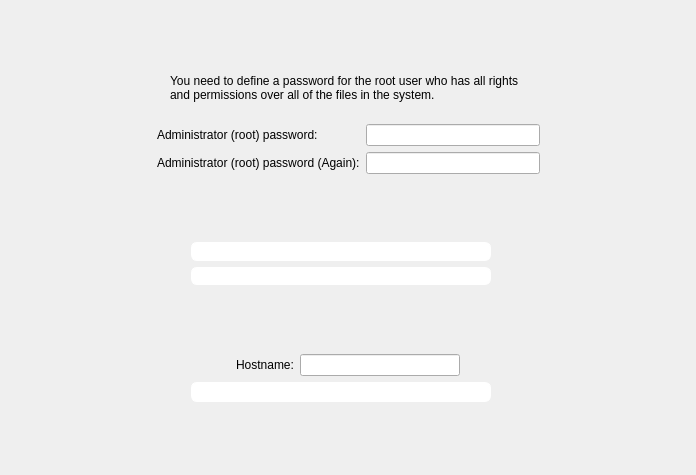
pars-linux/uludag, file yali-proximate/yali/gui/Ui/rootpasswidget.ui: the form before one commit.
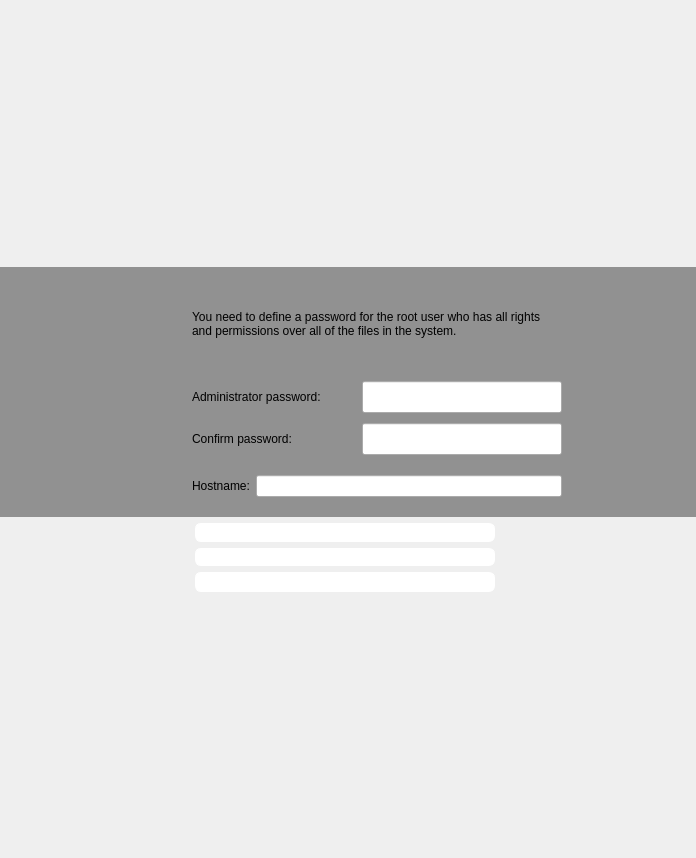
The form after the commit. Icons and pictures are not drawn.

The edit to the form file:
```diff
--- a/yali-proximate/yali/gui/Ui/rootpasswidget.ui
+++ b/yali-proximate/yali/gui/Ui/rootpasswidget.ui
@@ -7,13 +7,16 @@
     <x>0</x>
     <y>0</y>
     <width>696</width>
-    <height>475</height>
+    <height>858</height>
    </rect>
   </property>
   <property name="windowTitle">
    <string>Form1</string>
   </property>
   <layout class="QGridLayout">
+   <property name="margin">
+    <number>0</number>
+   </property>
    <item row="0" column="1">
     <spacer>
      <property name="orientation">
@@ -30,174 +33,6 @@
      </property>
     </spacer>
    </item>
-   <item row="1" column="0" colspan="3">
-    <layout class="QGridLayout">
-     <item row="0" column="0">
-      <spacer>
-       <property name="orientation">
-        <enum>Qt::Horizontal</enum>
-       </property>
-       <property name="sizeType">
-        <enum>QSizePolicy::Expanding</enum>
-       </property>
-       <property name="sizeHint" stdset="0">
-        <size>
-         <width>21</width>
-         <height>20</height>
-        </size>
-       </property>
-      </spacer>
-     </item>
-     <item row="0" column="1">
-      <widget class="QLabel" name="pix">
-       <property name="sizePolicy">
-        <sizepolicy hsizetype="Fixed" vsizetype="Preferred">
-         <horstretch>0</horstretch>
-         <verstretch>0</verstretch>
-        </sizepolicy>
-       </property>
-       <property name="text">
-        <string/>
-       </property>
-       <property name="pixmap">
-        <pixmap resource="../../data.qrc">:/gui/pics/admin.png</pixmap>
-       </property>
-       <property name="alignment">
-        <set>Qt::AlignCenter</set>
-       </property>
-       <property name="wordWrap">
-        <bool>false</bool>
-       </property>
-      </widget>
-     </item>
-     <item row="0" column="2">
-      <widget class="QLabel" name="textLabel1">
-       <property name="sizePolicy">
-        <sizepolicy hsizetype="Fixed" vsizetype="Preferred">
-         <horstretch>0</horstretch>
-         <verstretch>0</verstretch>
-        </sizepolicy>
-       </property>
-       <property name="minimumSize">
-        <size>
-         <width>370</width>
-         <height>0</height>
-        </size>
-       </property>
-       <property name="text">
-        <string>&lt;p align=&quot;left&quot;&gt;You need to define a password for the root user who has all rights and permissions over all of the files in the system.&lt;/p&gt;</string>
-       </property>
-       <property name="alignment">
-        <set>Qt::AlignLeading|Qt::AlignLeft|Qt::AlignVCenter</set>
-       </property>
-       <property name="wordWrap">
-        <bool>true</bool>
-       </property>
-      </widget>
-     </item>
-     <item row="0" column="3">
-      <spacer>
-       <property name="orientation">
-        <enum>Qt::Horizontal</enum>
-       </property>
-       <property name="sizeType">
-        <enum>QSizePolicy::Expanding</enum>
-       </property>
-       <property name="sizeHint" stdset="0">
-        <size>
-         <width>21</width>
-         <height>20</height>
-        </size>
-       </property>
-      </spacer>
-     </item>
-     <item row="1" column="2">
-      <spacer>
-       <property name="orientation">
-        <enum>Qt::Vertical</enum>
-       </property>
-       <property name="sizeType">
-        <enum>QSizePolicy::Fixed</enum>
-       </property>
-       <property name="sizeHint" stdset="0">
-        <size>
-         <width>20</width>
-         <height>16</height>
-        </size>
-       </property>
-      </spacer>
-     </item>
-     <item row="2" column="1" colspan="2">
-      <layout class="QGridLayout">
-       <item row="1" column="1">
-        <widget class="QLineEdit" name="pass2">
-         <property name="maximumSize">
-          <size>
-           <width>200</width>
-           <height>32767</height>
-          </size>
-         </property>
-         <property name="inputMask">
-          <string/>
-         </property>
-         <property name="echoMode">
-          <enum>QLineEdit::Password</enum>
-         </property>
-        </widget>
-       </item>
-       <item row="0" column="0">
-        <widget class="QLabel" name="textLabel3">
-         <property name="text">
-          <string>Administrator (root) password:</string>
-         </property>
-         <property name="wordWrap">
-          <bool>false</bool>
-         </property>
-        </widget>
-       </item>
-       <item row="1" column="0">
-        <widget class="QLabel" name="textLabel3_2">
-         <property name="text">
-          <string>Administrator (root) password (Again):</string>
-         </property>
-         <property name="wordWrap">
-          <bool>false</bool>
-         </property>
-        </widget>
-       </item>
-       <item row="0" column="1">
-        <widget class="QLineEdit" name="pass1">
-         <property name="maximumSize">
-          <size>
-           <width>200</width>
-           <height>32767</height>
-          </size>
-         </property>
-         <property name="inputMask">
-          <string/>
-         </property>
-         <property name="echoMode">
-          <enum>QLineEdit::Password</enum>
-         </property>
-        </widget>
-       </item>
-      </layout>
-     </item>
-    </layout>
-   </item>
-   <item row="2" column="1">
-    <spacer>
-     <property name="orientation">
-      <enum>Qt::Vertical</enum>
-     </property>
-     <property name="sizeHint" stdset="0">
-      <size>
-       <width>20</width>
-       <height>40</height>
-      </size>
-     </property>
-    </spacer>
-   </item>
    <item row="3" column="0">
     <spacer>
      <property name="orientation">
@@ -330,86 +165,7 @@
      </property>
     </spacer>
    </item>
-   <item row="4" column="1">
-    <spacer>
-     <property name="orientation">
-      <enum>Qt::Vertical</enum>
-     </property>
-     <property name="sizeType">
-      <enum>QSizePolicy::Expanding</enum>
-     </property>
-     <property name="sizeHint" stdset="0">
-      <size>
-       <width>20</width>
-       <height>20</height>
-      </size>
-     </property>
-    </spacer>
-   </item>
-   <item row="5" column="0" colspan="3">
-    <layout class="QHBoxLayout">
-     <item>
-      <spacer>
-       <property name="orientation">
-        <enum>Qt::Horizontal</enum>
-       </property>
-       <property name="sizeType">
-        <enum>QSizePolicy::Expanding</enum>
-       </property>
-       <property name="sizeHint" stdset="0">
-        <size>
-         <width>71</width>
-         <height>20</height>
-        </size>
-       </property>
-      </spacer>
-     </item>
-     <item>
-      <layout class="QHBoxLayout">
-       <item>
-        <widget class="QLabel" name="textLabel1_2">
-         <property name="text">
-          <string>Hostname:</string>
-         </property>
-         <property name="wordWrap">
-          <bool>false</bool>
-         </property>
-        </widget>
-       </item>
-       <item>
-        <widget class="QLineEdit" name="hostname">
-         <property name="minimumSize">
-          <size>
-           <width>150</width>
-           <height>0</height>
-          </size>
-         </property>
-         <property name="text">
-          <string/>
-         </property>
-        </widget>
-       </item>
-      </layout>
-     </item>
-     <item>
-      <spacer>
-       <property name="orientation">
-        <enum>Qt::Horizontal</enum>
-       </property>
-       <property name="sizeType">
-        <enum>QSizePolicy::Expanding</enum>
-       </property>
-       <property name="sizeHint" stdset="0">
-        <size>
-         <width>71</width>
-         <height>20</height>
-        </size>
-       </property>
-      </spacer>
-     </item>
-    </layout>
-   </item>
-   <item row="6" column="0">
+   <item row="5" column="0">
     <spacer>
      <property name="orientation">
       <enum>Qt::Horizontal</enum>
@@ -422,7 +178,7 @@
      </property>
     </spacer>
    </item>
-   <item row="6" column="1">
+   <item row="5" column="1">
     <layout class="QHBoxLayout">
      <property name="spacing">
       <number>0</number>
@@ -488,7 +244,7 @@
      </item>
     </layout>
    </item>
-   <item row="6" column="2">
+   <item row="5" column="2">
     <spacer>
      <property name="orientation">
       <enum>Qt::Horizontal</enum>
@@ -501,8 +257,231 @@
      </property>
     </spacer>
    </item>
-   <item row="7" column="1">
-    <spacer>
+   <item row="1" column="0" colspan="3">
+    <widget class="QFrame" name="frame">
+     <property name="sizePolicy">
+      <sizepolicy hsizetype="Expanding" vsizetype="Preferred">
+       <horstretch>0</horstretch>
+       <verstretch>0</verstretch>
+      </sizepolicy>
+     </property>
+     <property name="minimumSize">
+      <size>
+       <width>600</width>
+       <height>250</height>
+      </size>
+     </property>
+     <property name="maximumSize">
+      <size>
+       <width>16777215</width>
+       <height>250</height>
+      </size>
+     </property>
+     <property name="styleSheet">
+      <string notr="true">#frame{background-color: rgba(0,0,0,100)}</string>
+     </property>
+     <property name="frameShape">
+      <enum>QFrame::NoFrame</enum>
+     </property>
+     <property name="frameShadow">
+      <enum>QFrame::Raised</enum>
+     </property>
+     <layout class="QHBoxLayout" name="horizontalLayout_2">
+      <property name="spacing">
+       <number>50</number>
+      </property>
+      <property name="leftMargin">
+       <number>0</number>
+      </property>
+      <property name="topMargin">
+       <number>20</number>
+      </property>
+      <property name="rightMargin">
+       <number>0</number>
+      </property>
+      <property name="bottomMargin">
+       <number>20</number>
+      </property>
+      <item>
+       <spacer name="horizontalSpacer">
+        <property name="orientation">
+         <enum>Qt::Horizontal</enum>
+        </property>
+        <property name="sizeHint" stdset="0">
+         <size>
+          <width>40</width>
+          <height>20</height>
+         </size>
+        </property>
+       </spacer>
+      </item>
+      <item>
+       <widget class="QLabel" name="pix">
+        <property name="sizePolicy">
+         <sizepolicy hsizetype="Fixed" vsizetype="Preferred">
+          <horstretch>0</horstretch>
+          <verstretch>0</verstretch>
+         </sizepolicy>
+        </property>
+        <property name="text">
+         <string/>
+        </property>
+        <property name="pixmap">
+         <pixmap resource="../../data.qrc">:/gui/pics/meeting-participant-big.png</pixmap>
+        </property>
+        <property name="alignment">
+         <set>Qt::AlignCenter</set>
+        </property>
+        <property name="wordWrap">
+         <bool>false</bool>
+        </property>
+       </widget>
+      </item>
+      <item>
+       <layout class="QVBoxLayout" name="verticalLayout">
+        <property name="spacing">
+         <number>20</number>
+        </property>
+        <property name="topMargin">
+         <number>0</number>
+        </property>
+        <property name="rightMargin">
+         <number>0</number>
+        </property>
+        <item>
+         <widget class="QLabel" name="textLabel1">
+          <property name="sizePolicy">
+           <sizepolicy hsizetype="Expanding" vsizetype="Preferred">
+            <horstretch>0</horstretch>
+            <verstretch>0</verstretch>
+           </sizepolicy>
+          </property>
+          <property name="minimumSize">
+           <size>
+            <width>370</width>
+            <height>0</height>
+           </size>
+          </property>
+          <property name="text">
+           <string>&lt;p align=&quot;left&quot;&gt;You need to define a password for the root user who has all rights and permissions over all of the files in the system.&lt;/p&gt;</string>
+          </property>
+          <property name="alignment">
+           <set>Qt::AlignLeading|Qt::AlignLeft|Qt::AlignVCenter</set>
+          </property>
+          <property name="wordWrap">
+           <bool>true</bool>
+          </property>
+         </widget>
+        </item>
+        <item>
+         <layout class="QGridLayout">
+          <property name="horizontalSpacing">
+           <number>0</number>
+          </property>
+          <property name="verticalSpacing">
+           <number>10</number>
+          </property>
+          <item row="1" column="1">
+           <widget class="QLineEdit" name="pass2">
+            <property name="maximumSize">
+             <size>
+              <width>200</width>
+              <height>32767</height>
+             </size>
+            </property>
+            <property name="inputMask">
+             <string/>
+            </property>
+            <property name="echoMode">
+             <enum>QLineEdit::Password</enum>
+            </property>
+           </widget>
+          </item>
+          <item row="0" column="1">
+           <widget class="QLineEdit" name="pass1">
+            <property name="maximumSize">
+             <size>
+              <width>200</width>
+              <height>32767</height>
+             </size>
+            </property>
+            <property name="inputMask">
+             <string/>
+            </property>
+            <property name="echoMode">
+             <enum>QLineEdit::Password</enum>
+            </property>
+           </widget>
+          </item>
+          <item row="1" column="0">
+           <widget class="QLabel" name="textLabel3_2">
+            <property name="text">
+             <string>Confirm password:</string>
+            </property>
+            <property name="wordWrap">
+             <bool>false</bool>
+            </property>
+           </widget>
+          </item>
+          <item row="0" column="0">
+           <widget class="QLabel" name="textLabel3">
+            <property name="text">
+             <string>Administrator password:</string>
+            </property>
+            <property name="wordWrap">
+             <bool>false</bool>
+            </property>
+           </widget>
+          </item>
+         </layout>
+        </item>
+        <item>
+         <layout class="QHBoxLayout">
+          <item>
+           <widget class="QLabel" name="textLabel1_2">
+            <property name="text">
+             <string>Hostname:</string>
+            </property>
+            <property name="wordWrap">
+             <bool>false</bool>
+            </property>
+           </widget>
+          </item>
+          <item>
+           <widget class="QLineEdit" name="hostname">
+            <property name="minimumSize">
+             <size>
+              <width>150</width>
+              <height>0</height>
+             </size>
+            </property>
+            <property name="text">
+             <string/>
+            </property>
+           </widget>
+          </item>
+         </layout>
+        </item>
+       </layout>
+      </item>
+      <item>
+       <spacer name="horizontalSpacer_2">
+        <property name="orientation">
+         <enum>Qt::Horizontal</enum>
+        </property>
+        <property name="sizeHint" stdset="0">
+         <size>
+          <width>40</width>
+          <height>20</height>
+         </size>
+        </property>
+       </spacer>
+      </item>
+     </layout>
+    </widget>
+   </item>
+   <item row="6" column="1">
+    <spacer name="spacer">
      <property name="orientation">
       <enum>Qt::Vertical</enum>
      </property>
@@ -512,7 +491,7 @@
      <property name="sizeHint" stdset="0">
       <size>
        <width>20</width>
-       <height>20</height>
+       <height>30</height>
       </size>
      </property>
     </spacer>
```
